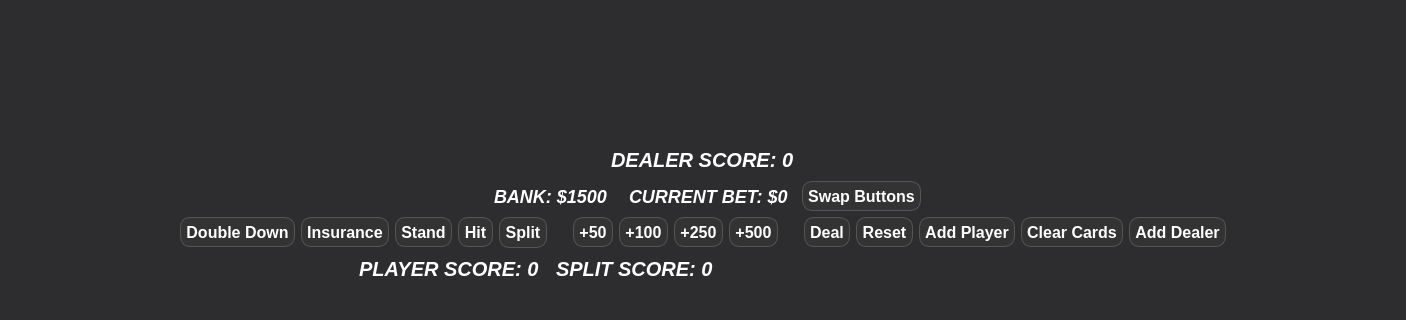
First picture: the form in mainwindow.ui, repository landonwest815/blackjack-educational-app, before the edit; both pictures show x 0 to 1406 and y 106 to 426 of the 1406 by 700 pixel window.
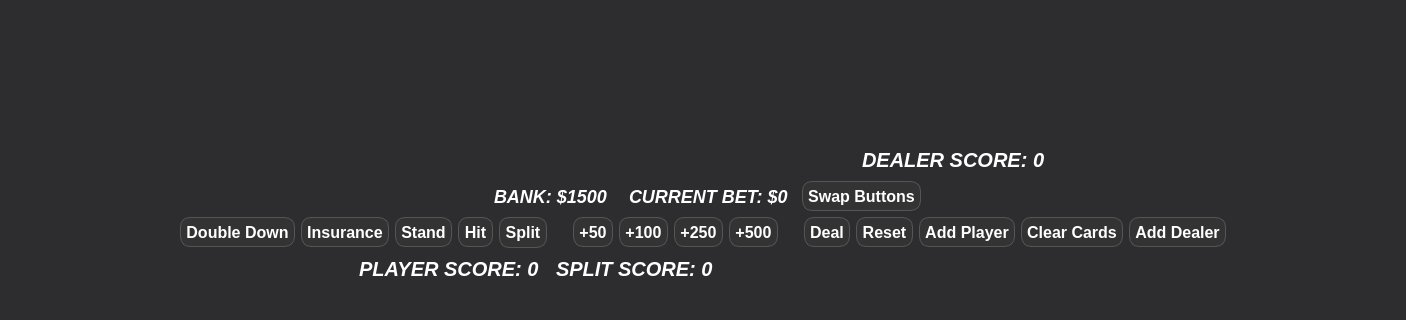
Second picture: the form after the edit. The open tabs and pages were chosen to show the change. Custom widgets are drawn as their Qt base class.

Commit message: Adjusted Labels

The edit to the form file:
```diff
--- a/mainwindow.ui
+++ b/mainwindow.ui
@@ -292,7 +292,7 @@
            </widget>
           </item>
           <item>
-           <layout class="QHBoxLayout" name="horizontalLayout_3" stretch="0,0,0">
+           <layout class="QHBoxLayout" name="horizontalLayout_3" stretch="10,0,4">
             <property name="sizeConstraint">
              <enum>QLayout::SetDefaultConstraint</enum>
             </property>
```
Left out of the diff: 4 changed lines with no effect on the pictures.
